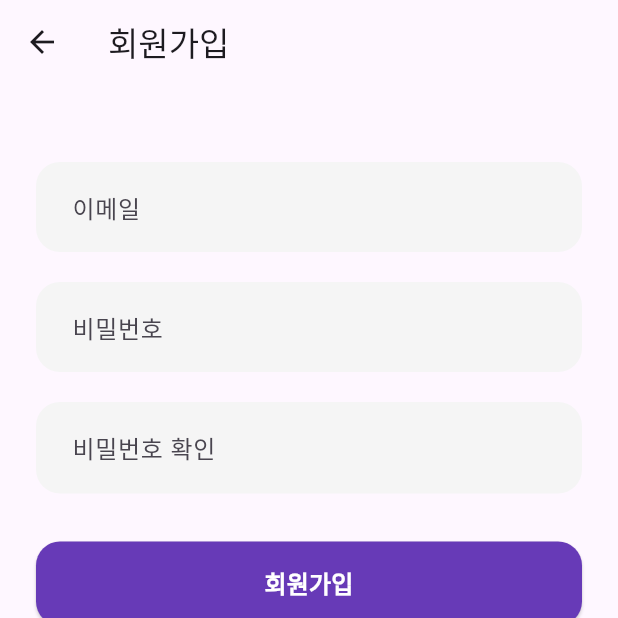
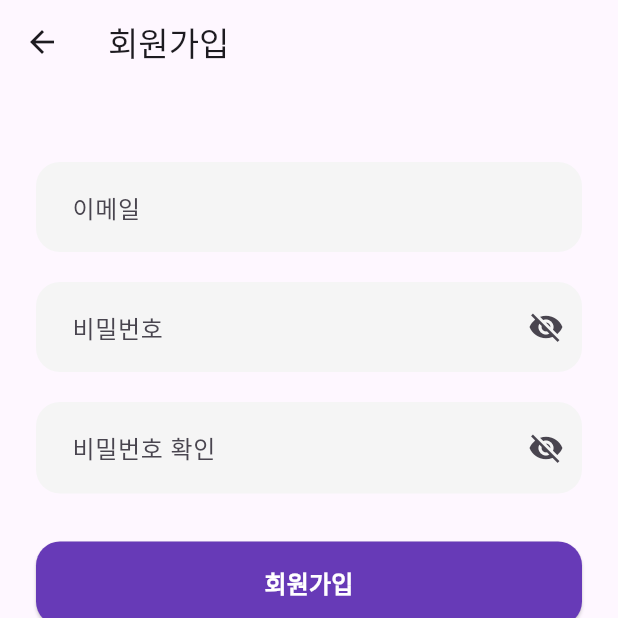
Before and after one commit to Munaro-App/frontend, a Flutter app: the screen it shows after launch, after a tap on "회원가입", on a phone screen of 412 x 824 dp, the top half of it. Run offline on Flutter 3.47's test engine with Material 3 defaults, Android fonts, the phone set to English and light mode, and no system bars; our stand-ins replace flutter_riverpod.

Commit message:
refactor: improve auth UI and remove unnecessary files

```diff
--- /dev/null
+++ b/lib/core/theme/app_radius.dart
@@ -0,0 +1,4 @@
+class AppRadius {
+  static const double md = 16;
+  static const double lg = 20;
+}
--- /dev/null
+++ b/lib/core/theme/app_spacing.dart
@@ -0,0 +1,8 @@
+class AppSpacing {
+  static const double xs = 8;
+  static const double sm = 12;
+  static const double md = 16;
+  static const double lg = 20;
+  static const double xl = 24;
+  static const double xxl = 32;
+}
--- /dev/null
+++ b/lib/core/theme/app_theme.dart
@@ -0,0 +1,17 @@
+import 'package:flutter/material.dart';
+
+class AppTheme {
+  static ThemeData lightTheme = ThemeData(
+    scaffoldBackgroundColor: Colors.white,
+
+    colorScheme: ColorScheme.fromSeed(
+      seedColor: Colors.deepPurple,
+    ),
+
+    appBarTheme: const AppBarTheme(
+      backgroundColor: Colors.white,
+      elevation: 0,
+      centerTitle: true,
+    ),
+  );
+}
--- a/lib/core/widgets/buttons/primary_button.dart
+++ b/lib/core/widgets/buttons/primary_button.dart
@@ -1,4 +1,6 @@
 import 'package:flutter/material.dart';
+
+import '../../theme/app_radius.dart';
 
 class PrimaryButton extends StatelessWidget {
   final String text;
@@ -18,7 +20,9 @@ class PrimaryButton extends StatelessWidget {
         style: ElevatedButton.styleFrom(
           backgroundColor: Colors.deepPurple,
           shape: RoundedRectangleBorder(
-            borderRadius: BorderRadius.circular(16),
+            borderRadius: BorderRadius.circular(
+              AppRadius.md,
+            ),
           ),
         ),
         onPressed: onPressed,
--- a/lib/features/auth/presentation/pages/login_page.dart
+++ b/lib/features/auth/presentation/pages/login_page.dart
@@ -1,8 +1,12 @@
 import 'package:flutter/material.dart';
 import 'package:flutter_riverpod/flutter_riverpod.dart';
+
+import '../../../../core/theme/app_spacing.dart';
 import '../../../../core/widgets/buttons/primary_button.dart';
+
 import '../widgets/email_login_form.dart';
 import '../widgets/social_login_button.dart';
+
 import 'signup_page.dart';
 
 class LoginPage extends ConsumerWidget {
@@ -15,11 +19,13 @@ class LoginPage extends ConsumerWidget {
         child: Center(
           child: SingleChildScrollView(
             padding: const EdgeInsets.symmetric(
-              horizontal: 24,
-              vertical: 32,
+              horizontal: AppSpacing.xl,
+              vertical: AppSpacing.xxl,
             ),
             child: ConstrainedBox(
-              constraints: const BoxConstraints(maxWidth: 420),
+              constraints: const BoxConstraints(
+                maxWidth: 420,
+              ),
               child: Column(
                 crossAxisAlignment: CrossAxisAlignment.stretch,
                 children: [
@@ -35,7 +41,7 @@ class LoginPage extends ConsumerWidget {
                     ),
                   ),
 
-                  const SizedBox(height: 12),
+                  const SizedBox(height: AppSpacing.sm),
 
                   const Text(
                     '여행 기록 플랫폼',
@@ -50,7 +56,7 @@ class LoginPage extends ConsumerWidget {
 
                   const EmailLoginForm(),
 
-                  const SizedBox(height: 32),
+                  const SizedBox(height: AppSpacing.xxl),
 
                   PrimaryButton(
                     text: '이메일 로그인',
@@ -66,8 +72,11 @@ class LoginPage extends ConsumerWidget {
                           color: Colors.grey.shade300,
                         ),
                       ),
+
                       const Padding(
-                        padding: EdgeInsets.symmetric(horizontal: 12),
+                        padding: EdgeInsets.symmetric(
+                          horizontal: AppSpacing.sm,
+                        ),
                         child: Text(
                           '간편 로그인',
                           style: TextStyle(
@@ -75,6 +84,7 @@ class LoginPage extends ConsumerWidget {
                           ),
                         ),
                       ),
+
                       Expanded(
                         child: Divider(
                           color: Colors.grey.shade300,
@@ -94,7 +104,7 @@ class LoginPage extends ConsumerWidget {
                         onPressed: () {},
                       ),
 
-                      const SizedBox(width: 20),
+                      const SizedBox(width: AppSpacing.lg),
 
                       SocialLoginButton(
                         assetPath: 'assets/icons/google.png',
@@ -104,12 +114,13 @@ class LoginPage extends ConsumerWidget {
                     ],
                   ),
 
-                  const SizedBox(height: 32),
+                  const SizedBox(height: AppSpacing.xxl),
 
                   Row(
                     mainAxisAlignment: MainAxisAlignment.center,
                     children: [
                       const Text('계정이 없으신가요?'),
+
                       TextButton(
                         onPressed: () {
                           Navigator.push(
--- a/lib/features/auth/presentation/pages/signup_page.dart
+++ b/lib/features/auth/presentation/pages/signup_page.dart
@@ -1,7 +1,9 @@
 import 'package:flutter/material.dart';
 import 'package:flutter_riverpod/flutter_riverpod.dart';
 
+import '../../../../core/theme/app_spacing.dart';
 import '../../../../core/widgets/buttons/primary_button.dart';
+
 import '../widgets/email_login_form.dart';
 
 class SignupPage extends ConsumerWidget {
@@ -16,19 +18,19 @@ class SignupPage extends ConsumerWidget {
       body: SafeArea(
         child: SingleChildScrollView(
           padding: const EdgeInsets.symmetric(
-            horizontal: 24,
-            vertical: 32,
+            horizontal: AppSpacing.xl,
+            vertical: AppSpacing.xxl,
           ),
           child: Column(
             crossAxisAlignment: CrossAxisAlignment.stretch,
             children: [
-              const SizedBox(height: 20),
+              const SizedBox(height: AppSpacing.lg),
 
               const EmailLoginForm(
                 isSignup: true,
               ),
 
-              const SizedBox(height: 32),
+              const SizedBox(height: AppSpacing.xxl),
 
               PrimaryButton(
                 text: '회원가입',
--- /dev/null
+++ b/lib/features/auth/presentation/widgets/auth_text_field.dart
@@ -0,0 +1,85 @@
+import 'package:flutter/material.dart';
+
+import '../../../../core/theme/app_radius.dart';
+import '../../../../core/theme/app_spacing.dart';
+
+class AuthTextField extends StatefulWidget {
+  final String hintText;
+  final bool isPassword;
+
+  const AuthTextField({
+    super.key,
+    required this.hintText,
+    this.isPassword = false,
+  });
+
+  @override
+  State<AuthTextField> createState() => _AuthTextFieldState();
+}
+
+class _AuthTextFieldState extends State<AuthTextField> {
+  late bool _obscureText;
+
+  @override
+  void initState() {
+    super.initState();
+    _obscureText = widget.isPassword;
+  }
+
+  @override
+  Widget build(BuildContext context) {
+    return TextField(
+      obscureText: _obscureText,
+      decoration: InputDecoration(
+        hintText: widget.hintText,
+
+        filled: true,
+        fillColor: Colors.grey.shade100,
+
+        contentPadding: const EdgeInsets.symmetric(
+          horizontal: AppSpacing.lg,
+          vertical: 18,
+        ),
+
+        border: OutlineInputBorder(
+          borderRadius: BorderRadius.circular(
+            AppRadius.md,
+          ),
+          borderSide: BorderSide.none,
+        ),
+
+        enabledBorder: OutlineInputBorder(
+          borderRadius: BorderRadius.circular(
+            AppRadius.md,
+          ),
+          borderSide: BorderSide.none,
+        ),
+
+        focusedBorder: OutlineInputBorder(
+          borderRadius: BorderRadius.circular(
+            AppRadius.md,
+          ),
+          borderSide: const BorderSide(
+            color: Colors.deepPurple,
+            width: 1.2,
+          ),
+        ),
+
+        suffixIcon: widget.isPassword
+            ? IconButton(
+          onPressed: () {
+            setState(() {
+              _obscureText = !_obscureText;
+            });
+          },
+          icon: Icon(
+            _obscureText
+                ? Icons.visibility_off
+                : Icons.visibility,
+          ),
+        )
+            : null,
+      ),
+    );
+  }
+}
--- a/lib/features/auth/presentation/widgets/email_login_form.dart
+++ b/lib/features/auth/presentation/widgets/email_login_form.dart
@@ -1,4 +1,8 @@
 import 'package:flutter/material.dart';
+
+import '../../../../core/theme/app_spacing.dart';
+
+import 'auth_text_field.dart';
 
 class EmailLoginForm extends StatelessWidget {
   final bool isSignup;
@@ -12,42 +16,30 @@ class EmailLoginForm extends StatelessWidget {
   Widget build(BuildContext context) {
     return Column(
       children: [
-        TextField(
-          decoration: _inputDecoration('이메일'),
+        const AuthTextField(
+          hintText: '이메일',
         ),
 
-        const SizedBox(height: 20),
+        const SizedBox(
+          height: AppSpacing.lg,
+        ),
 
-        TextField(
-          obscureText: true,
-          decoration: _inputDecoration('비밀번호'),
+        const AuthTextField(
+          hintText: '비밀번호',
+          isPassword: true,
         ),
 
         if (isSignup) ...[
-          const SizedBox(height: 20),
+          const SizedBox(
+            height: AppSpacing.lg,
+          ),
 
-          TextField(
-            obscureText: true,
-            decoration: _inputDecoration('비밀번호 확인'),
+          const AuthTextField(
+            hintText: '비밀번호 확인',
+            isPassword: true,
           ),
         ],
       ],
     );
   }
-
-  InputDecoration _inputDecoration(String hintText) {
-    return InputDecoration(
-      hintText: hintText,
-      filled: true,
-      fillColor: Colors.grey.shade100,
-      contentPadding: const EdgeInsets.symmetric(
-        horizontal: 20,
-        vertical: 18,
-      ),
-      border: OutlineInputBorder(
-        borderRadius: BorderRadius.circular(16),
-        borderSide: BorderSide.none,
-      ),
-    );
-  }
 }
--- a/lib/features/auth/presentation/widgets/social_login_button.dart
+++ b/lib/features/auth/presentation/widgets/social_login_button.dart
@@ -1,4 +1,6 @@
 import 'package:flutter/material.dart';
+
+import '../../../../core/theme/app_spacing.dart';
 
 class SocialLoginButton extends StatelessWidget {
   final String assetPath;
@@ -27,7 +29,9 @@ class SocialLoginButton extends StatelessWidget {
           ),
         ),
         child: Padding(
-          padding: const EdgeInsets.all(14),
+          padding: const EdgeInsets.all(
+            AppSpacing.md,
+          ),
           child: Image.asset(
             assetPath,
             fit: BoxFit.contain,
```
Also changed, not shown: 12 other files.
